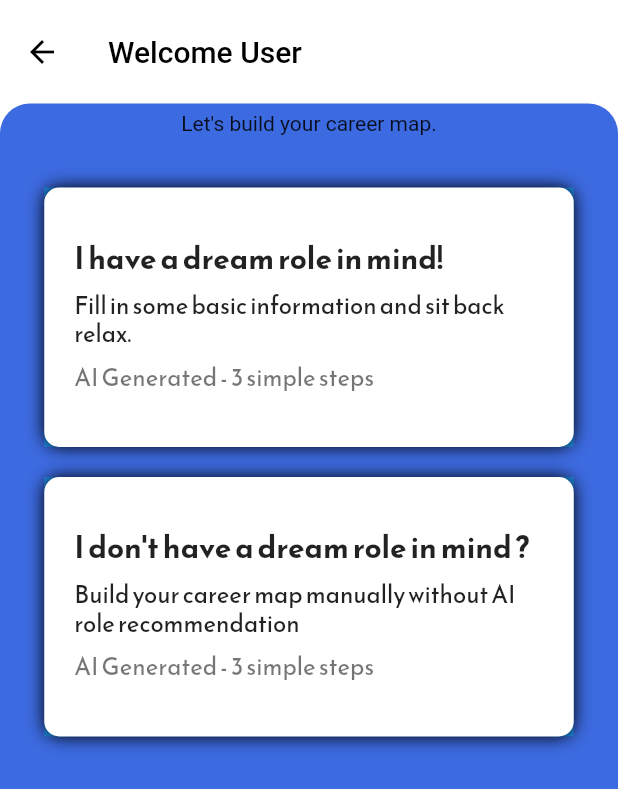
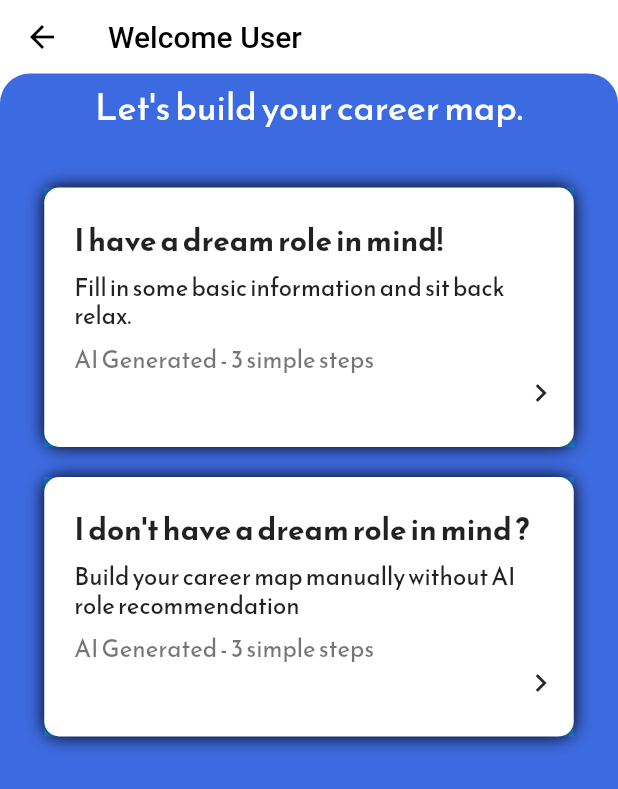
Before and after one commit to leslly/my_first_flutter, a Flutter app: the DreamGlobalBg screen opened directly, on a phone screen of 412 x 824 dp. Shown: the top 789 px of the screen. Run offline on Flutter 3.47's test engine with Material 2 defaults, Android fonts, the phone set to English and light mode, and no system bars; our stand-ins replace flutter_svg, get, hexcolor.

Commit message:
more updates

```diff
--- a/lib/utils/global_colours.dart
+++ b/lib/utils/global_colours.dart
@@ -4,7 +4,7 @@ import 'package:hexcolor/hexcolor.dart';
 
 class GlobalColor {
 //// 3C6AE0 main color
-  static HexColor blue = HexColor('#3C6AE0');//blue
+  static HexColor blue = HexColor('3C6AE0');//blue
   static HexColor black = HexColor('#000000');//black
   static HexColor red = HexColor('DE1212');//red
   static HexColor white = HexColor('FFFFFF');//white
--- a/lib/views/widgets/dream_global/dream_global_bg.dart
+++ b/lib/views/widgets/dream_global/dream_global_bg.dart
@@ -22,33 +22,38 @@ class DreamGlobalBg extends StatelessWidget {
             toolbarHeight: 70,
             title: Row(
               mainAxisAlignment: MainAxisAlignment.spaceBetween,
-              children: [
+              children: const [
                 Text(
                   'Welcome User',
                 )
               ],
             ),
             bottom: PreferredSize(
-              preferredSize: Size.fromHeight(20),
+              preferredSize: const Size.fromHeight(20),
               child: Container(
                 decoration: BoxDecoration(
                     color: GlobalColor.blue,
-                    borderRadius: BorderRadius.only(
+                    borderRadius: const BorderRadius.only(
                         topRight: Radius.circular(20),
                         topLeft: Radius.circular(20))),
+                width: double.maxFinite,
+                padding: const EdgeInsets.only(top: 5, bottom: 10),
+
                 child: Center(
                   child: Text(
-                    "Let's build your career map."
+                    "Let's build your career map.",
+                    style: TextStyle(
+                      fontFamily: 'Reem',
+                      fontSize: 24,
+                      color: GlobalColor.white,
+                    ),
                   ),
                 ),
-                width: double.maxFinite,
-                padding: EdgeInsets.only(top: 5, bottom: 10),
-
               ),
             ),
             pinned: true,
             expandedHeight: 100,
-            flexibleSpace: FlexibleSpaceBar(),
+            flexibleSpace: const FlexibleSpaceBar(),
           ),
           SliverToBoxAdapter(
             child: Container(
@@ -65,16 +70,16 @@ class DreamGlobalBg extends StatelessWidget {
                     decoration: const BoxDecoration(
                       color: Colors.blue,
                     ),
-                    child: DreamGlobalButton(),
+                    child: const DreamGlobalButton(),
 
                     //   child: NoDreamButton(),
                   ),
-                  SizedBox(height: 20),
+                  const SizedBox(height: 20),
                   Container(
                     decoration: const BoxDecoration(
                       color: Colors.blue,
                     ),
-                    child: NoDreamButton(),
+                    child: const NoDreamButton(),
 
                     //   child: NoDreamButton(),
                   ),
--- a/lib/views/widgets/dream_global_button.dart
+++ b/lib/views/widgets/dream_global_button.dart
@@ -7,7 +7,11 @@ class DreamGlobalButton extends StatelessWidget {
 
   @override
   Widget build(BuildContext context) {
-    return Container(
+    return InkWell(
+      onTap: ()  {
+          Navigator.push(context, MaterialPageRoute(builder: (context) => DreamView()));
+     },
+      child: Container(
         alignment: Alignment.center,
         height: 173,
         width: 353,
@@ -64,6 +68,12 @@ class DreamGlobalButton extends StatelessWidget {
                     height: 1.2,
                   ),
                 ),
+                Align(
+                  alignment: Alignment.bottomRight,
+                  child: Icon(
+                    Icons.chevron_right_outlined,
+                  ),
+                ),
               ],
             )
             /*const Text(
@@ -76,6 +86,7 @@ class DreamGlobalButton extends StatelessWidget {
             ),*/
             //const SizedBox(height: 10),
             ),
+      ),
     );
   }
 }
--- a/lib/views/widgets/no_dream_global_button.dart
+++ b/lib/views/widgets/no_dream_global_button.dart
@@ -71,6 +71,12 @@ class NoDreamButton extends StatelessWidget {
                     height: 1.2,
                   ),
                 ),
+                Align(
+                  alignment: Alignment.bottomRight,
+                  child: Icon(
+                    Icons.chevron_right_outlined,
+                  ),
+                ),
               ],
             )
         ),
```
Also changed, not shown: 5 other files. Lines whose indentation alone changed are shown as unchanged.
